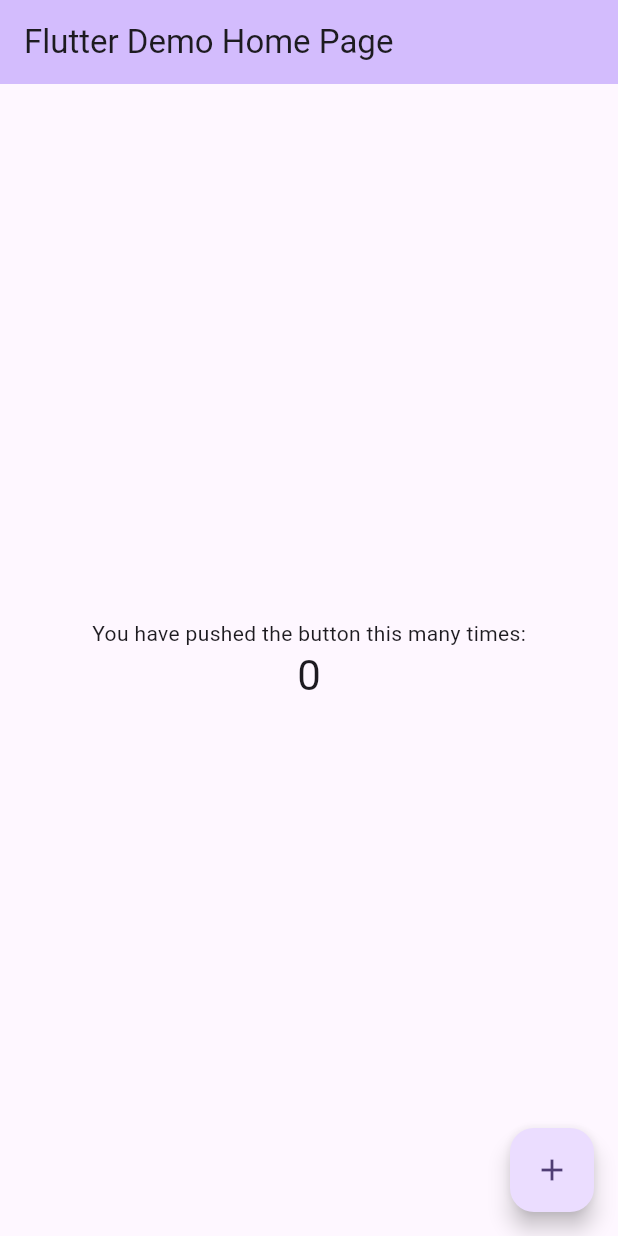
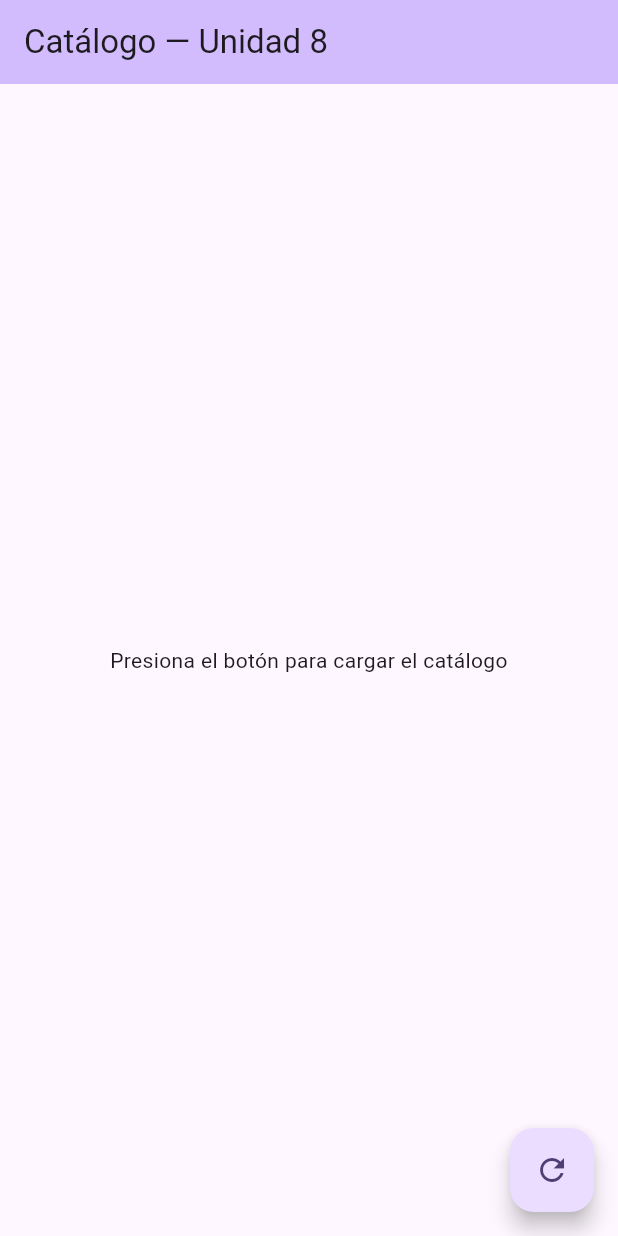
Before and after one commit to Johan09CD/Carre-o-post2-u8-Apps, a Flutter app: the screen it shows after launch, on a phone screen of 412 x 824 dp. Run offline on Flutter 3.47's test engine with Material 3 defaults, Android fonts, the phone set to English and light mode, and no system bars.

Commit message:
Agrega catalogo bloqueante para baseline de rendimiento

```diff
--- a/lib/main.dart
+++ b/lib/main.dart
@@ -1,4 +1,7 @@
+// lib/main.dart
+
 import 'package:flutter/material.dart';
+import 'screens/catalog_screen.dart';
 
 void main() {
   runApp(const MyApp());
@@ -7,119 +10,15 @@ void main() {
 class MyApp extends StatelessWidget {
   const MyApp({super.key});
 
-  // This widget is the root of your application.
   @override
   Widget build(BuildContext context) {
     return MaterialApp(
-      title: 'Flutter Demo',
+      title: 'Catálogo Flutter',
       theme: ThemeData(
-        // This is the theme of your application.
-        //
-        // TRY THIS: Try running your application with "flutter run". You'll see
-        // the application has a purple toolbar. Then, without quitting the app,
-        // try changing the seedColor in the colorScheme below to Colors.green
-        // and then invoke "hot reload" (save your changes or press the "hot
-        // reload" button in a Flutter-supported IDE, or press "r" if you used
-        // the command line to start the app).
-        //
-        // Notice that the counter didn't reset back to zero; the application
-        // state is not lost during the reload. To reset the state, use hot
-        // restart instead.
-        //
-        // This works for code too, not just values: Most code changes can be
-        // tested with just a hot reload.
         colorScheme: ColorScheme.fromSeed(seedColor: Colors.deepPurple),
         useMaterial3: true,
       ),
-      home: const MyHomePage(title: 'Flutter Demo Home Page'),
+      home: const CatalogScreen(),
     );
   }
 }
-
-class MyHomePage extends StatefulWidget {
-  const MyHomePage({super.key, required this.title});
-
-  // This widget is the home page of your application. It is stateful, meaning
-  // that it has a State object (defined below) that contains fields that affect
-  // how it looks.
-
-  // This class is the configuration for the state. It holds the values (in this
-  // case the title) provided by the parent (in this case the App widget) and
-  // used by the build method of the State. Fields in a Widget subclass are
-  // always marked "final".
-
-  final String title;
-
-  @override
-  State<MyHomePage> createState() => _MyHomePageState();
-}
-
-class _MyHomePageState extends State<MyHomePage> {
-  int _counter = 0;
-
-  void _incrementCounter() {
-    setState(() {
-      // This call to setState tells the Flutter framework that something has
-      // changed in this State, which causes it to rerun the build method below
-      // so that the display can reflect the updated values. If we changed
-      // _counter without calling setState(), then the build method would not be
-      // called again, and so nothing would appear to happen.
-      _counter++;
-    });
-  }
-
-  @override
-  Widget build(BuildContext context) {
-    // This method is rerun every time setState is called, for instance as done
-    // by the _incrementCounter method above.
-    //
-    // The Flutter framework has been optimized to make rerunning build methods
-    // fast, so that you can just rebuild anything that needs updating rather
-    // than having to individually change instances of widgets.
-    return Scaffold(
-      appBar: AppBar(
-        // TRY THIS: Try changing the color here to a specific color (to
-        // Colors.amber, perhaps?) and trigger a hot reload to see the AppBar
-        // change color while the other colors stay the same.
-        backgroundColor: Theme.of(context).colorScheme.inversePrimary,
-        // Here we take the value from the MyHomePage object that was created by
-        // the App.build method, and use it to set our appbar title.
-        title: Text(widget.title),
-      ),
-      body: Center(
-        // Center is a layout widget. It takes a single child and positions it
-        // in the middle of the parent.
-        child: Column(
-          // Column is also a layout widget. It takes a list of children and
-          // arranges them vertically. By default, it sizes itself to fit its
-          // children horizontally, and tries to be as tall as its parent.
-          //
-          // Column has various properties to control how it sizes itself and
-          // how it positions its children. Here we use mainAxisAlignment to
-          // center the children vertically; the main axis here is the vertical
-          // axis because Columns are vertical (the cross axis would be
-          // horizontal).
-          //
-          // TRY THIS: Invoke "debug painting" (choose the "Toggle Debug Paint"
-          // action in the IDE, or press "p" in the console), to see the
-          // wireframe for each widget.
-          mainAxisAlignment: MainAxisAlignment.center,
-          children: <Widget>[
-            const Text(
-              'You have pushed the button this many times:',
-            ),
-            Text(
-              '$_counter',
-              style: Theme.of(context).textTheme.headlineMedium,
-            ),
-          ],
-        ),
-      ),
-      floatingActionButton: FloatingActionButton(
-        onPressed: _incrementCounter,
-        tooltip: 'Increment',
-        child: const Icon(Icons.add),
-      ), // This trailing comma makes auto-formatting nicer for build methods.
-    );
-  }
-}
--- /dev/null
+++ b/lib/models/product_model.dart
@@ -0,0 +1,19 @@
+// lib/models/product_model.dart
+
+class Product {
+  final int id;
+  final String name;
+  final double price;
+
+  const Product({
+    required this.id,
+    required this.name,
+    required this.price,
+  });
+
+  factory Product.fromJson(Map<String, dynamic> json) => Product(
+    id: json['id'] as int,
+    name: json['name'] as String,
+    price: (json['price'] as num).toDouble(),
+  );
+}
--- /dev/null
+++ b/lib/screens/catalog_screen.dart
@@ -0,0 +1,75 @@
+// lib/screens/catalog_screen.dart — versión BLOQUEANTE (para profiling)
+
+import 'dart:convert';
+import 'dart:developer' as dev;
+import 'package:flutter/material.dart';
+import '../models/product_model.dart';
+import '../models/catalog_generator.dart';
+
+class CatalogScreen extends StatefulWidget {
+  const CatalogScreen({super.key});
+
+  @override
+  State<CatalogScreen> createState() => _CatalogScreenState();
+}
+
+class _CatalogScreenState extends State<CatalogScreen> {
+  List<Product> _products = [];
+  bool _loading = false;
+
+  // ❌ parse en main thread — bloquea el UI thread durante el JSON parsing
+  Future<void> _loadCatalogBlocking() async {
+    setState(() => _loading = true);
+
+    dev.Timeline.startSync('generateJson');
+    final jsonString = generateCatalogJson(1000);
+    dev.Timeline.finishSync();
+
+    dev.Timeline.startSync('jsonDecode');
+    final List<dynamic> raw = jsonDecode(jsonString) as List;
+    dev.Timeline.finishSync();
+
+    dev.Timeline.startSync('mapToProducts');
+    final products = raw
+        .map((e) => Product.fromJson(e as Map<String, dynamic>))
+        .toList();
+    dev.Timeline.finishSync();
+
+    setState(() {
+      _products = products;
+      _loading = false;
+    });
+  }
+
+  @override
+  Widget build(BuildContext context) {
+    return Scaffold(
+      appBar: AppBar(
+        title: const Text('Catálogo — Unidad 8'),
+        backgroundColor: Theme.of(context).colorScheme.inversePrimary,
+      ),
+      body: _loading
+          ? const Center(child: CircularProgressIndicator())
+          : _products.isEmpty
+          ? const Center(
+        child: Text(
+          'Presiona el botón para cargar el catálogo',
+          textAlign: TextAlign.center,
+        ),
+      )
+          : ListView.builder(
+        itemCount: _products.length,
+        itemBuilder: (ctx, i) => ListTile(
+          leading: CircleAvatar(child: Text('${_products[i].id}')),
+          title: Text(_products[i].name),
+          subtitle: Text('\$${_products[i].price}'),
+        ),
+      ),
+      floatingActionButton: FloatingActionButton(
+        onPressed: _loadCatalogBlocking,
+        tooltip: 'Cargar catálogo',
+        child: const Icon(Icons.refresh),
+      ),
+    );
+  }
+}
```
Also changed, not shown: lib/models/catalog_generator.dart (added, +9 -0 lines).
